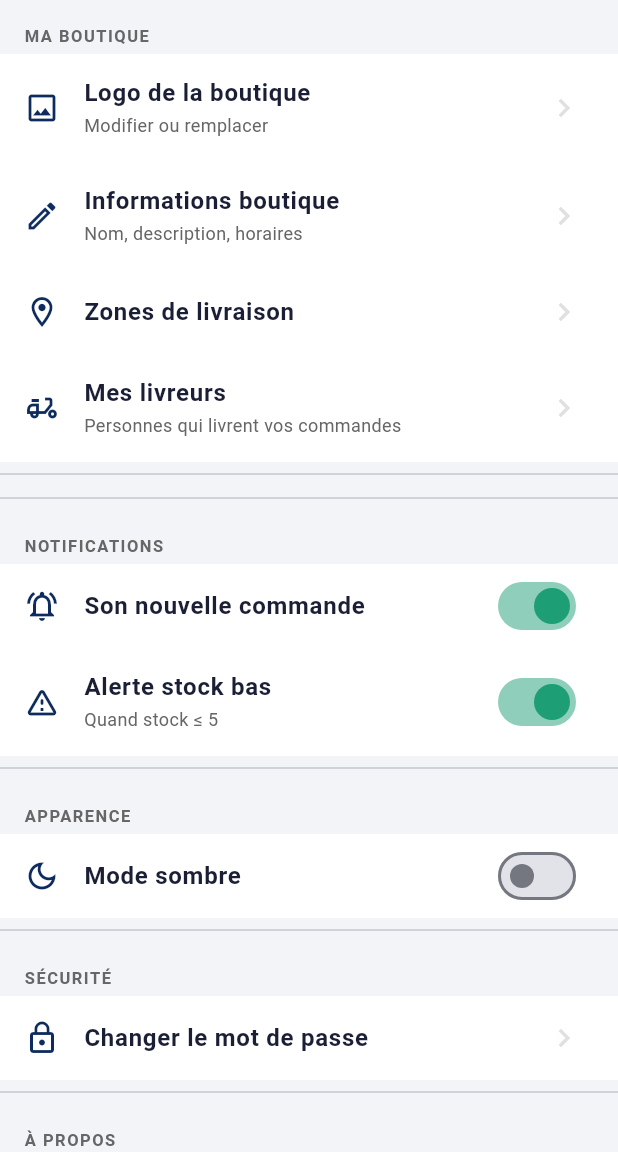
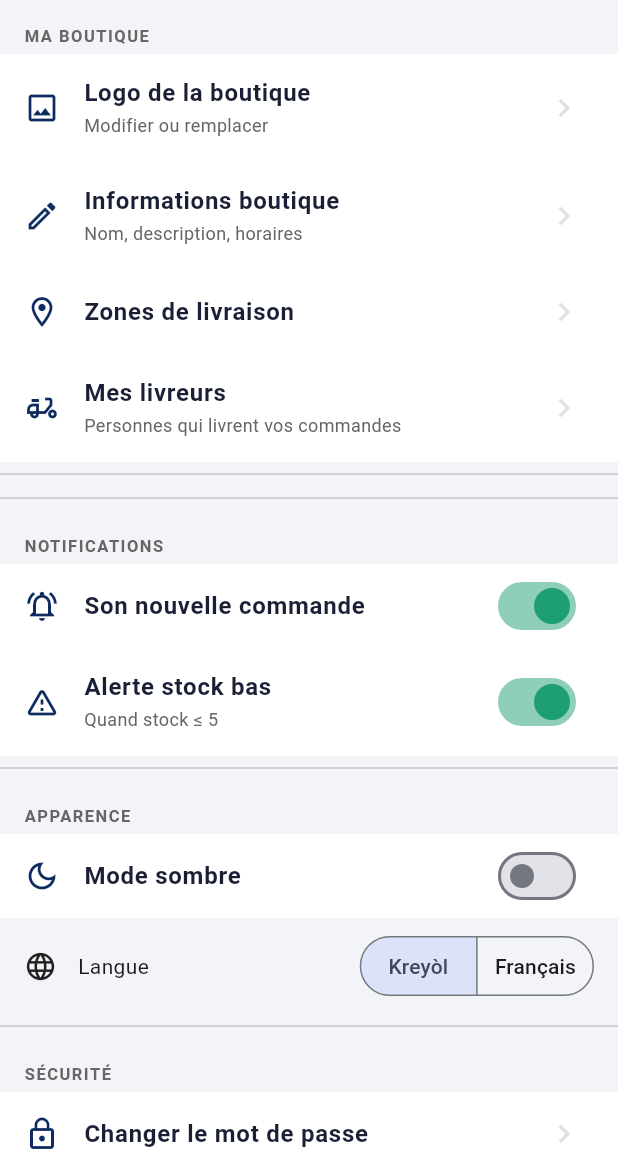
Before and after one commit to Faitza/CommercHaiti, a Flutter app: the SettingsScreen screen opened by its route, on a phone screen of 412 x 824 dp, the part 84-1236 px from its top. Run offline on Flutter 3.47's test engine with Material 3 defaults, Android fonts, the phone set to English and light mode, and no system bars; our stand-ins replace cached_network_image, connectivity_plus, firebase_core, firebase_messaging, flutter_image_compress, go_router and 6 more; missing offline and left inert: tflite_flutter; accounts and stored records are empty; network calls fail.

Commit message:
Langue : infrastructure Kreyòl / Français (sélecteur, traduire, context.tr)
Co-Authored-By: Claude Opus 5.5 <noreply@anthropic.com>
Claude-Session: https://claude.ai/code/session_01Kcbu77P7apid4R2APXrMqY

```diff
--- /dev/null
+++ b/lib/l10n/kreyol_auth.dart
@@ -0,0 +1,3 @@
+/// Kreyòl — partie « auth » (voir kreyol.dart).
+const Map<String, String> kreyolAuth = {
+};
--- /dev/null
+++ b/lib/l10n/kreyol_client.dart
@@ -0,0 +1,3 @@
+/// Kreyòl — partie « client » (voir kreyol.dart).
+const Map<String, String> kreyolClient = {
+};
--- /dev/null
+++ b/lib/l10n/kreyol_commandes.dart
@@ -0,0 +1,3 @@
+/// Kreyòl — partie « commandes » (voir kreyol.dart).
+const Map<String, String> kreyolCommandes = {
+};
--- /dev/null
+++ b/lib/l10n/kreyol_commun.dart
@@ -0,0 +1,3 @@
+/// Kreyòl — partie « commun » (voir kreyol.dart).
+const Map<String, String> kreyolCommun = {
+};
--- /dev/null
+++ b/lib/l10n/kreyol_vendeur.dart
@@ -0,0 +1,3 @@
+/// Kreyòl — partie « vendeur » (voir kreyol.dart).
+const Map<String, String> kreyolVendeur = {
+};
--- /dev/null
+++ b/lib/l10n/langue_provider.dart
@@ -0,0 +1,49 @@
+import 'package:flutter/foundation.dart';
+import 'package:shared_preferences/shared_preferences.dart';
+
+/// Langue de l'application : Kreyòl (par défaut) ou Français.
+/// Path : lib/l10n/langue_provider.dart
+///
+/// Le choix est gardé dans SharedPreferences et se change dans
+/// Paramètres. Les textes sont traduits par traduire() / context.tr()
+/// (voir traduction.dart).
+enum Langue { ht, fr }
+
+class LangueProvider extends ChangeNotifier {
+  static const _prefsKey = 'langue';
+
+  /// Langue en cours, lisible aussi hors des widgets (services,
+  /// messages d'erreur) via traduire().
+  static Langue courante = Langue.ht;
+
+  Langue get langue => courante;
+  bool get estKreyol => courante == Langue.ht;
+
+  LangueProvider() {
+    _charger();
+  }
+
+  Future<void> _charger() async {
+    try {
+      final prefs = await SharedPreferences.getInstance();
+      final code = prefs.getString(_prefsKey);
+      final l = code == 'fr' ? Langue.fr : Langue.ht;
+      if (l != courante) {
+        courante = l;
+        notifyListeners();
+      }
+    } catch (_) {
+      // Préférence illisible : on garde le Kreyòl.
+    }
+  }
+
+  Future<void> choisir(Langue l) async {
+    if (l == courante) return;
+    courante = l;
+    notifyListeners();
+    try {
+      final prefs = await SharedPreferences.getInstance();
+      await prefs.setString(_prefsKey, l.name);
+    } catch (_) {}
+  }
+}
--- /dev/null
+++ b/lib/l10n/langue_selecteur.dart
@@ -0,0 +1,47 @@
+import 'package:flutter/material.dart';
+import 'package:provider/provider.dart';
+
+import 'langue_provider.dart';
+import 'traduction.dart';
+
+/// Choix de la langue : Kreyòl / Français. Utilisé dans les Paramètres
+/// (client et vendeur) et sur l'écran de choix du rôle (visiteur).
+/// Les deux libellés restent chacun dans sa propre langue, pour que
+/// tout le monde retrouve la sienne.
+class LangueSelecteur extends StatelessWidget {
+  const LangueSelecteur({super.key});
+
+  @override
+  Widget build(BuildContext context) {
+    final langue = context.watch<LangueProvider>().langue;
+    return SegmentedButton<Langue>(
+      segments: const [
+        ButtonSegment(value: Langue.ht, label: Text('Kreyòl')),
+        ButtonSegment(value: Langue.fr, label: Text('Français')),
+      ],
+      selected: {langue},
+      showSelectedIcon: false,
+      onSelectionChanged: (s) =>
+          context.read<LangueProvider>().choisir(s.first),
+    );
+  }
+}
+
+/// Ligne « Langue » pour les écrans Paramètres.
+class LangueParametreTile extends StatelessWidget {
+  final bool isDark;
+  const LangueParametreTile({super.key, required this.isDark});
+
+  @override
+  Widget build(BuildContext context) {
+    return Padding(
+      padding: const EdgeInsets.symmetric(horizontal: 16, vertical: 8),
+      child: Row(children: [
+        const Icon(Icons.language, size: 22),
+        const SizedBox(width: 14),
+        Expanded(child: Text(context.tr('Langue'))),
+        const LangueSelecteur(),
+      ]),
+    );
+  }
+}
--- /dev/null
+++ b/lib/l10n/traduction.dart
@@ -0,0 +1,39 @@
+import 'package:flutter/widgets.dart';
+import 'package:provider/provider.dart';
+
+import 'kreyol.dart';
+import 'langue_provider.dart';
+
+/// Traduction des textes de l'app.
+/// Path : lib/l10n/traduction.dart
+///
+/// Le texte français EST la clé : `traduire('Panier')` renvoie « Panye »
+/// en Kreyòl et « Panier » en français. Un texte absent du dictionnaire
+/// (lib/l10n/kreyol*.dart) reste en français au lieu de casser l'écran.
+///
+/// Textes avec une valeur : mettre un nom entre accolades dans la clé
+/// et passer la valeur dans [params] :
+///   traduire('Bonjour {nom}', {'nom': auth.prenom})
+///
+/// Dans la méthode build d'un widget, utiliser `context.tr(...)` : le
+/// widget se redessine tout seul quand la langue change. Partout ailleurs
+/// (onPressed, async, services, providers), utiliser `traduire(...)`.
+String traduire(String fr, [Map<String, Object?>? params]) {
+  var texte =
+      LangueProvider.courante == Langue.ht ? (kreyol[fr] ?? fr) : fr;
+  if (params != null) {
+    params.forEach((cle, valeur) {
+      texte = texte.replaceAll('{$cle}', '${valeur ?? ''}');
+    });
+  }
+  return texte;
+}
+
+extension TraductionContext on BuildContext {
+  /// Comme traduire(), et abonne le widget aux changements de langue.
+  /// À appeler seulement pendant build().
+  String tr(String fr, [Map<String, Object?>? params]) {
+    watch<LangueProvider>();
+    return traduire(fr, params);
+  }
+}
--- a/lib/main.dart
+++ b/lib/main.dart
@@ -16,6 +16,7 @@ import 'services/push_service.dart';
 import 'services/erreur_service.dart';
 import 'services/reseau_service.dart';
 import 'providers/connexion_provider.dart';
+import 'l10n/langue_provider.dart';
 import 'widgets/bandeau_hors_ligne.dart';
 
 /// Point d'entrée — Falexson MERCIVAL
@@ -91,6 +92,8 @@ class CommercHaitiApp extends StatelessWidget {
         ChangeNotifierProvider(create: (_) => NotificationProvider()),
         // Connexion Internet du téléphone (bandeau « hors ligne »).
         ChangeNotifierProvider(create: (_) => ConnexionProvider()),
+        // Langue de l'app (Kreyòl par défaut / Français).
+        ChangeNotifierProvider(create: (_) => LangueProvider()),
       ],
       // Le vrai MaterialApp est isolé dans un widget enfant séparé (voir
       // ci-dessous) : c'est indispensable pour la bonne gestion du
--- a/lib/screens/settings/params_screen.dart
+++ b/lib/screens/settings/params_screen.dart
@@ -6,6 +6,7 @@ import 'package:supabase_flutter/supabase_flutter.dart';
 import '../../providers/auth_provider.dart';
 import '../../providers/theme_provider.dart';
 import '../../constants/app_colors.dart';
+import '../../l10n/langue_selecteur.dart';
 
 /// Paramètres Client — Falexson MERCIVAL
 /// Branch : feature/ui-settings
@@ -299,6 +300,7 @@ class _ParamsScreenState extends State<ParamsScreen> {
                 _switchItem(Icons.dark_mode_outlined, 'Mode sombre', null,
                     theme.isDarkMode,
                     (v) => context.read<ThemeProvider>().toggle(v), isDark),
+                LangueParametreTile(isDark: isDark),
                 const Divider(),
 
                 _sectionTitle('Sécurité', isDark),
--- a/lib/screens/settings/settings_screen.dart
+++ b/lib/screens/settings/settings_screen.dart
@@ -8,6 +8,7 @@ import '../../services/database_service.dart';
 import '../../models/shop_model.dart';
 import '../../constants/app_colors.dart';
 import '../../widgets/horaire_boutique_widget.dart';
+import '../../l10n/langue_selecteur.dart';
 
 /// Paramètres Vendeur — Falexson MERCIVAL
 /// Branch : feature/ui-settings
@@ -388,6 +389,7 @@ class _SettingsScreenState extends State<SettingsScreen> {
                 _switchItem(Icons.dark_mode_outlined, 'Mode sombre', null,
                     theme.isDarkMode,
                     (v) => context.read<ThemeProvider>().toggle(v), isDark),
+                LangueParametreTile(isDark: isDark),
                 const Divider(),
 
                 _sectionTitle('Sécurité', isDark),
```
Also changed, not shown: lib/l10n/kreyol.dart (added, +16 -0 lines), lib/screens/auth/role_selection_screen.dart (+22 -0 lines).
